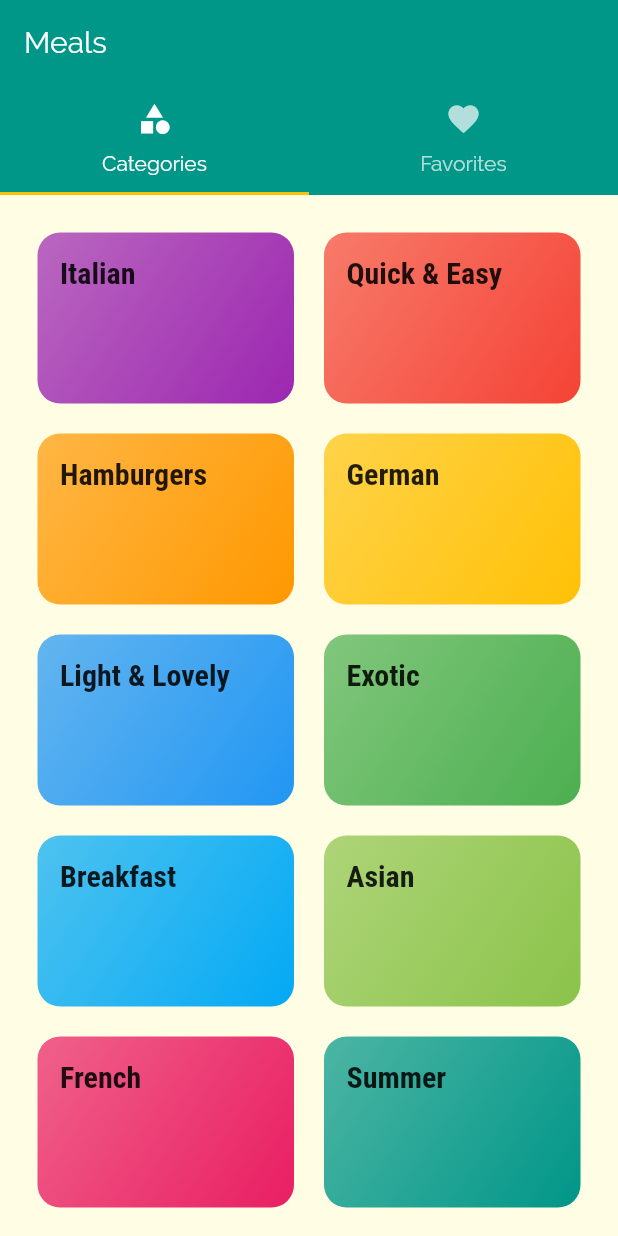
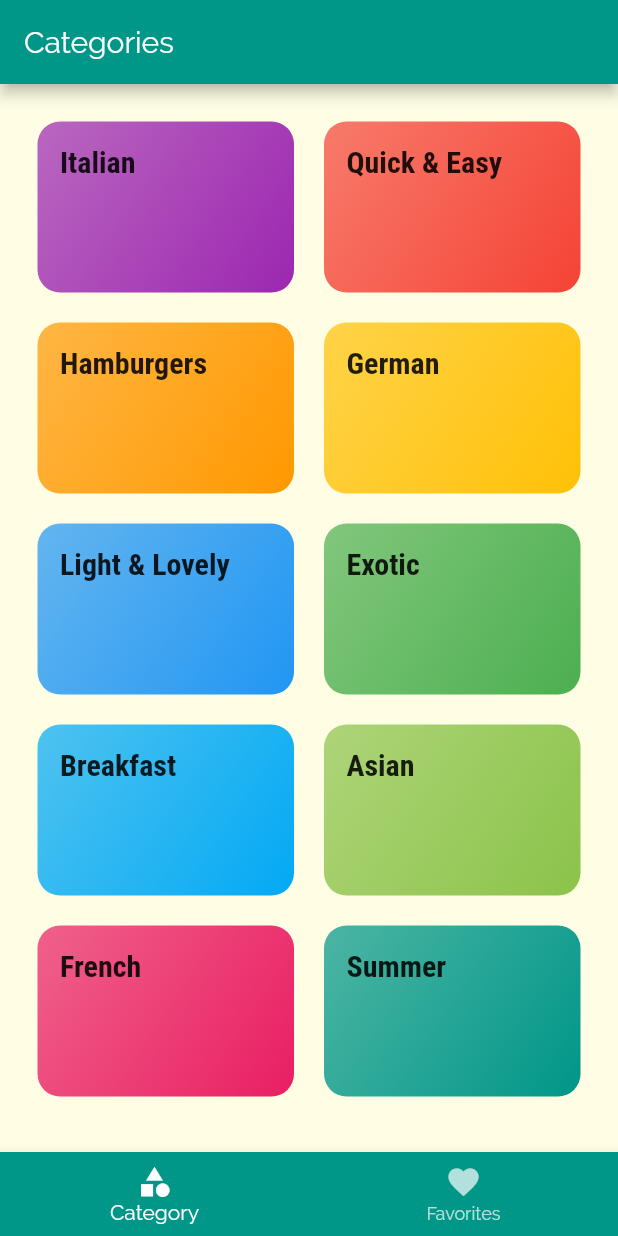
Before and after one commit to lemanfoetra/flutter-module-7-navigation-multiplescreen, a Flutter app: the screen it shows after launch, on a phone screen of 412 x 824 dp. Run offline on Flutter 3.47's test engine with Material 2 defaults, Android fonts, the phone set to English and light mode, and no system bars.

```diff
--- a/lib/screen/tabs_screen.dart
+++ b/lib/screen/tabs_screen.dart
@@ -1,5 +1,5 @@
 import 'package:flutter/material.dart';
-import 'package:meals/screen/FavoritesScreen.dart';
+import './FavoritesScreen.dart';
 import './categories_screen.dart';
 
 class TabsScreen extends StatefulWidget {
@@ -8,40 +8,46 @@ class TabsScreen extends StatefulWidget {
 }
 
 class _TabsScreenState extends State<TabsScreen> {
+  final List<Map<String, Object>> _listScreen = [
+    {
+      'page': CategoriesScreen(),
+      'title': 'Categories',
+    },
+    {
+      'page': FavoritesScreen(),
+      'title': 'Your Favorites',
+    },
+  ];
+
+  int _indexScreen = 0;
+
+  void onSelect(int index) {
+    setState(() {
+      _indexScreen = index;
+    });
+  }
+
   @override
   Widget build(BuildContext context) {
-    return DefaultTabController(
-      length: 2,
-      child: Scaffold(
-        body: NestedScrollView(
-          headerSliverBuilder: (ctx, innerBoxIsScrollable) {
-            return <Widget>[
-              SliverAppBar(
-                title: Text('Meals'),
-                pinned: true,
-                floating: true,
-                bottom: TabBar(
-                  tabs: <Widget>[
-                    Tab(
-                      icon: Icon(Icons.category),
-                      text: 'Categories',
-                    ),
-                    Tab(
-                      icon: Icon(Icons.favorite),
-                      text: 'Favorites',
-                    ),
-                  ],
-                ),
-              )
-            ];
-          },
-          body: TabBarView(
-            children: <Widget>[
-              CategoriesScreen(),
-              FavoritesScreen()
-            ],
-          ),
-        ),
+    return Scaffold(
+      appBar: AppBar(
+        title: Text(_listScreen[_indexScreen]['title']),
+      ),
+      body: _listScreen[_indexScreen]['page'],
+      bottomNavigationBar: BottomNavigationBar(
+        onTap: (indexTab) {
+          return onSelect(indexTab);
+        },
+        selectedItemColor: Colors.white,
+        unselectedItemColor: Colors.white70,
+        currentIndex: _indexScreen,
+        backgroundColor: Theme.of(context).primaryColor,
+        items: [
+          BottomNavigationBarItem(
+              icon: Icon(Icons.category), title: Text('Category')),
+          BottomNavigationBarItem(
+              icon: Icon(Icons.favorite), title: Text('Favorites')),
+        ],
       ),
     );
   }
```
